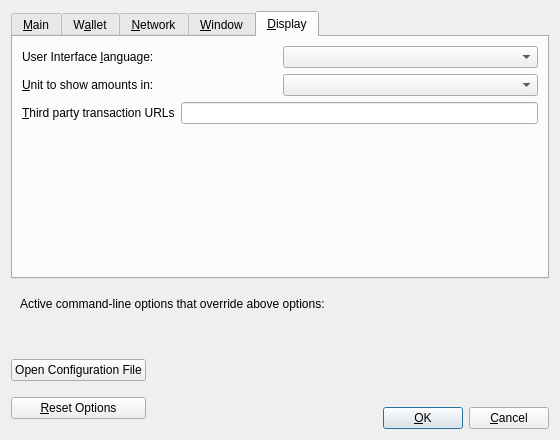
Before: the Qt Designer form src/qt/forms/optionsdialog.ui in LIMXTEC/BitSend, drawn with Qt 5.
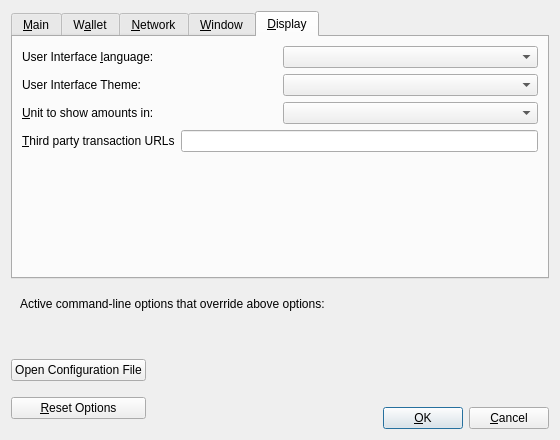
After: the same form once the commit is applied. The open tabs and pages were chosen to show the change. Custom widgets are drawn as their Qt base class.

Patch:
```diff
--- a/src/qt/forms/optionsdialog.ui
+++ b/src/qt/forms/optionsdialog.ui
@@ -641,6 +641,20 @@
          </item>
         </layout>
        </item>
+	   <item>
+        <layout class="QHBoxLayout" name="horizontalLayout_4_Display" stretch="0,0">
+         <item>
+          <widget class="QLabel" name="themeLabel">
+           <property name="text">
+            <string>User Interface Theme:</string>
+           </property>
+          </widget>
+         </item>
+         <item>
+          <widget class="QValueComboBox" name="theme"/>
+         </item>
+        </layout>
+       </item>
        <item>
         <layout class="QHBoxLayout" name="horizontalLayout_2_Display">
          <item>
```
